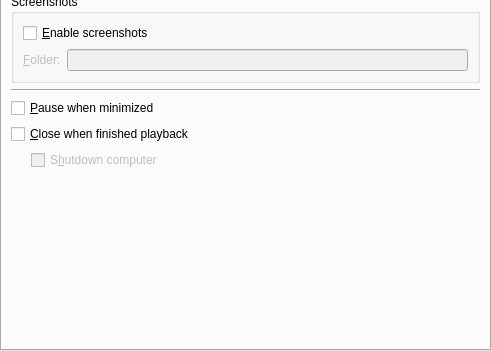
wilbert2000/wzplayer, file src/prefgeneral.ui: the form before one commit; both pictures show x 0 to 491 and y 203 to 554 of the 491 by 554 pixel window.
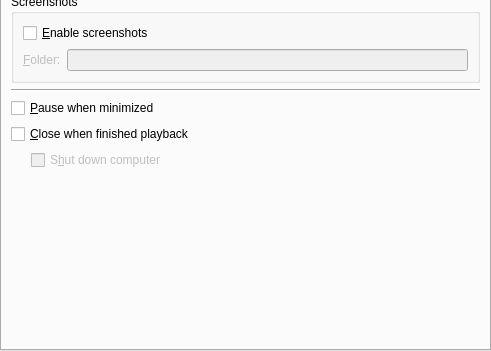
The form after the commit. Custom widgets are drawn as their Qt base class.

The edit to the form file:
```diff
--- a/src/prefgeneral.ui
+++ b/src/prefgeneral.ui
@@ -224,7 +224,7 @@
              <bool>false</bool>
             </property>
             <property name="text">
-             <string>S&amp;hutdown computer</string>
+             <string>S&amp;hut down computer</string>
             </property>
            </widget>
           </item>
```
